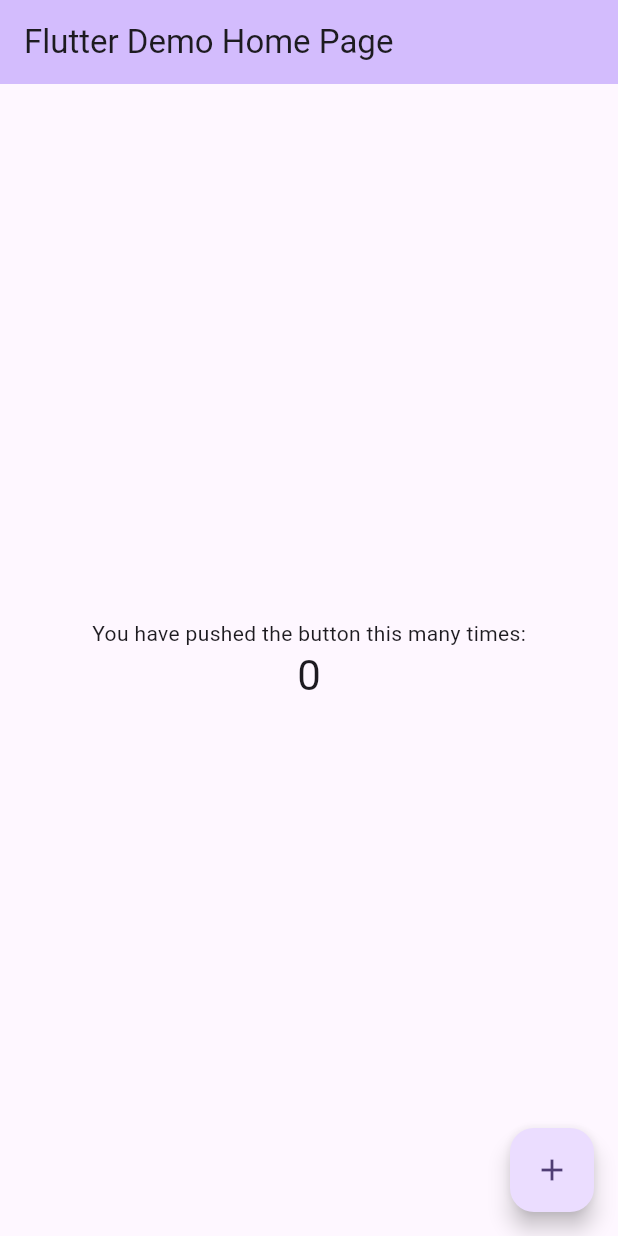
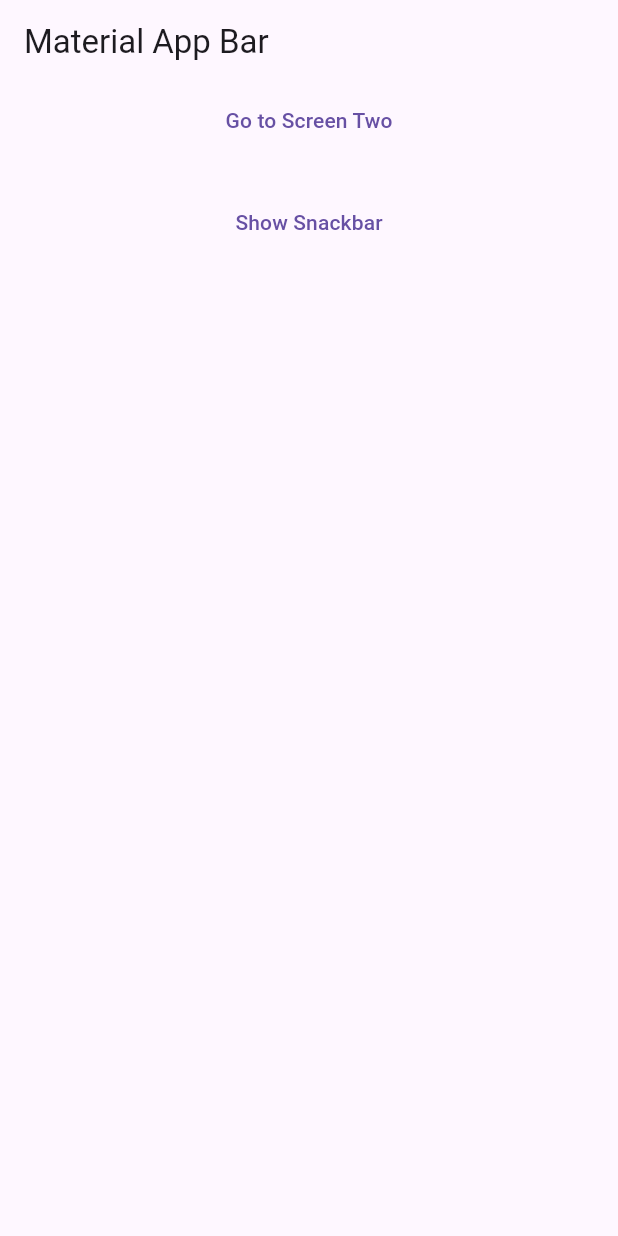
Before and after one commit to plokmij/contextions, a Flutter app: the screen it shows after launch, on a phone screen of 412 x 824 dp. Run offline on Flutter 3.47's test engine with Material 3 defaults, Android fonts, the phone set to English and light mode, and no system bars.

Commit message:
add example project

```diff
--- a/example/lib/main.dart
+++ b/example/lib/main.dart
@@ -1,125 +1,86 @@
+import 'package:contextions/contextions.dart';
 import 'package:flutter/material.dart';
 
-void main() {
-  runApp(const MyApp());
-}
+void main() => runApp(const MyApp());
 
 class MyApp extends StatelessWidget {
   const MyApp({super.key});
 
-  // This widget is the root of your application.
   @override
   Widget build(BuildContext context) {
-    return MaterialApp(
-      title: 'Flutter Demo',
-      theme: ThemeData(
-        // This is the theme of your application.
-        //
-        // TRY THIS: Try running your application with "flutter run". You'll see
-        // the application has a purple toolbar. Then, without quitting the app,
-        // try changing the seedColor in the colorScheme below to Colors.green
-        // and then invoke "hot reload" (save your changes or press the "hot
-        // reload" button in a Flutter-supported IDE, or press "r" if you used
-        // the command line to start the app).
-        //
-        // Notice that the counter didn't reset back to zero; the application
-        // state is not lost during the reload. To reset the state, use hot
-        // restart instead.
-        //
-        // This works for code too, not just values: Most code changes can be
-        // tested with just a hot reload.
-        colorScheme: ColorScheme.fromSeed(seedColor: Colors.deepPurple),
-        useMaterial3: true,
-      ),
-      home: const MyHomePage(title: 'Flutter Demo Home Page'),
+    return const MaterialApp(
+      title: 'Material App',
+      home: Home(),
     );
   }
 }
 
-class MyHomePage extends StatefulWidget {
-  const MyHomePage({super.key, required this.title});
-
-  // This widget is the home page of your application. It is stateful, meaning
-  // that it has a State object (defined below) that contains fields that affect
-  // how it looks.
-
-  // This class is the configuration for the state. It holds the values (in this
-  // case the title) provided by the parent (in this case the App widget) and
-  // used by the build method of the State. Fields in a Widget subclass are
-  // always marked "final".
-
-  final String title;
-
-  @override
-  State<MyHomePage> createState() => _MyHomePageState();
-}
-
-class _MyHomePageState extends State<MyHomePage> {
-  int _counter = 0;
-
-  void _incrementCounter() {
-    setState(() {
-      // This call to setState tells the Flutter framework that something has
-      // changed in this State, which causes it to rerun the build method below
-      // so that the display can reflect the updated values. If we changed
-      // _counter without calling setState(), then the build method would not be
-      // called again, and so nothing would appear to happen.
-      _counter++;
-    });
-  }
+class Home extends StatelessWidget {
+  const Home({
+    super.key,
+  });
 
   @override
   Widget build(BuildContext context) {
-    // This method is rerun every time setState is called, for instance as done
-    // by the _incrementCounter method above.
-    //
-    // The Flutter framework has been optimized to make rerunning build methods
-    // fast, so that you can just rebuild anything that needs updating rather
-    // than having to individually change instances of widgets.
     return Scaffold(
       appBar: AppBar(
-        // TRY THIS: Try changing the color here to a specific color (to
-        // Colors.amber, perhaps?) and trigger a hot reload to see the AppBar
-        // change color while the other colors stay the same.
-        backgroundColor: Theme.of(context).colorScheme.inversePrimary,
-        // Here we take the value from the MyHomePage object that was created by
-        // the App.build method, and use it to set our appbar title.
-        title: Text(widget.title),
+        title: const Text('Material App Bar'),
       ),
       body: Center(
-        // Center is a layout widget. It takes a single child and positions it
-        // in the middle of the parent.
         child: Column(
-          // Column is also a layout widget. It takes a list of children and
-          // arranges them vertically. By default, it sizes itself to fit its
-          // children horizontally, and tries to be as tall as its parent.
-          //
-          // Column has various properties to control how it sizes itself and
-          // how it positions its children. Here we use mainAxisAlignment to
-          // center the children vertically; the main axis here is the vertical
-          // axis because Columns are vertical (the cross axis would be
-          // horizontal).
-          //
-          // TRY THIS: Invoke "debug painting" (choose the "Toggle Debug Paint"
-          // action in the IDE, or press "p" in the console), to see the
-          // wireframe for each widget.
-          mainAxisAlignment: MainAxisAlignment.center,
-          children: <Widget>[
-            const Text(
-              'You have pushed the button this many times:',
+          children: [
+            TextButton(
+              onPressed: () {
+                context.to(const ScreenTwo());
+              },
+              child: const Text('Go to Screen Two'),
             ),
-            Text(
-              '$_counter',
-              style: Theme.of(context).textTheme.headlineMedium,
+            const SizedBox(
+              height: 20,
+            ),
+            TextButton(
+              onPressed: () {
+                context.showSnackbar('Hello World');
+              },
+              child: const Text('Show Snackbar'),
+            ),
+            const SizedBox(
+              height: 20,
             ),
           ],
         ),
       ),
-      floatingActionButton: FloatingActionButton(
-        onPressed: _incrementCounter,
-        tooltip: 'Increment',
-        child: const Icon(Icons.add),
-      ), // This trailing comma makes auto-formatting nicer for build methods.
     );
   }
 }
+
+class ScreenTwo extends StatelessWidget {
+  const ScreenTwo({
+    super.key,
+  });
+
+  @override
+  Widget build(BuildContext context) {
+    return Scaffold(
+      appBar: AppBar(
+        title: const Text('Material App Bar'),
+      ),
+      body: Center(
+        child: Column(
+          children: [
+            const Text('Hello World'),
+            const SizedBox(
+              height: 20,
+            ),
+            TextButton(
+              onPressed: () {
+                Navigator.pop(context);
+              },
+              child: const Text('Go Back'),
+            ),
+          ],
+        ),
+      ),
+    );
+  }
+}
```
Also changed, not shown: example/pubspec.yaml (+4 -71 lines), example/pubspec.lock.
